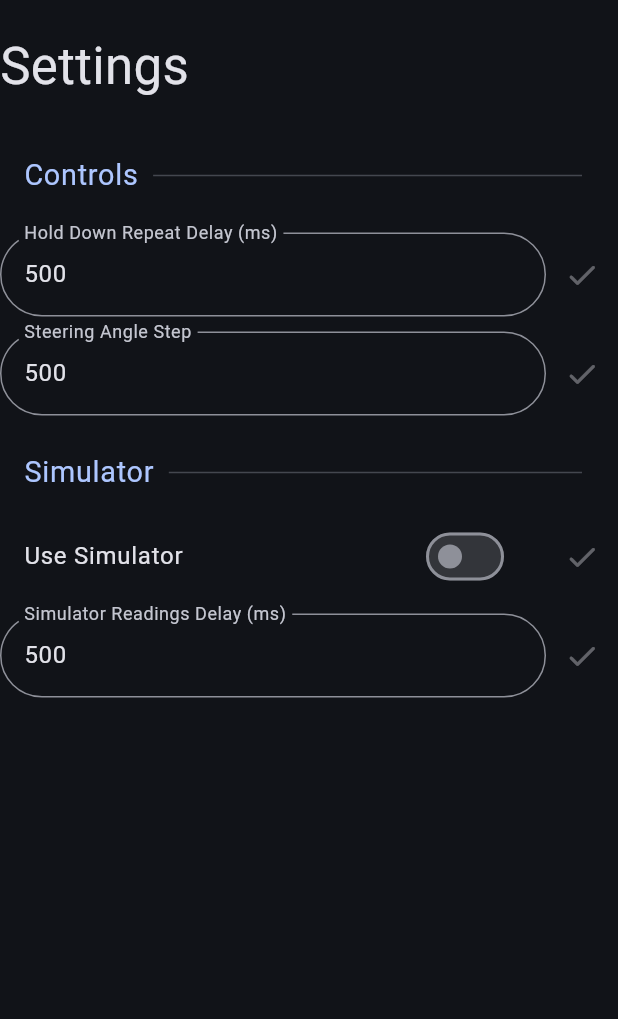
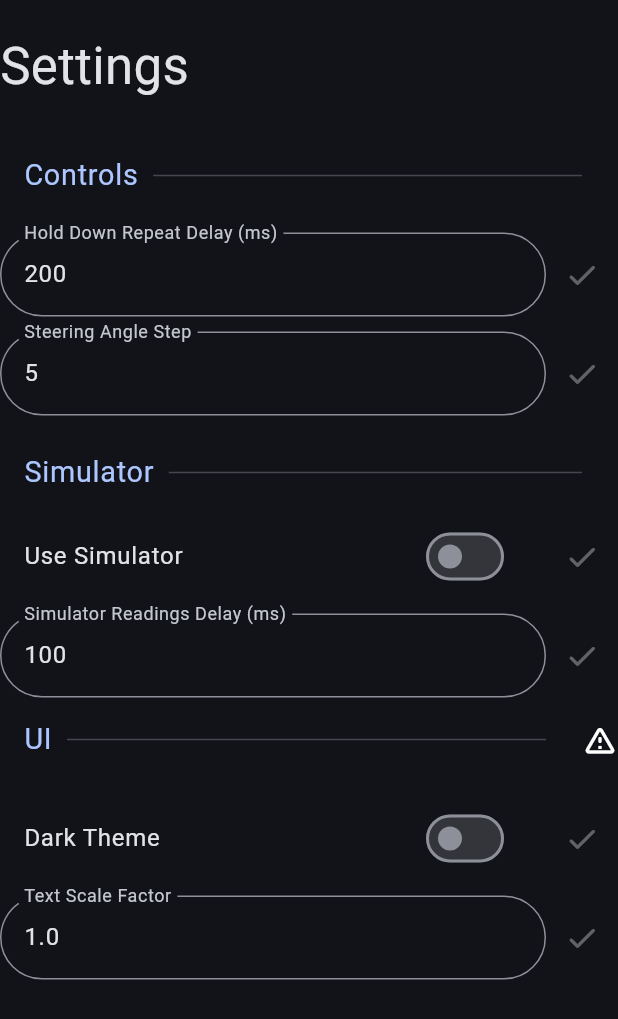
Before and after one commit to KhaledBasiony/vehigle_app, a Flutter app: the SettingsEditor widget shown alone on an empty page, opened directly, on a phone screen of 412 x 824 dp. Shown: the top 1019 px of the screen. Run offline on Flutter 3.47's test engine with Material 3 defaults, Android fonts, the phone set to English and light mode, and no system bars; our stand-ins replace flutter_riverpod, hive; missing offline and left inert: network_info_plus, wifi_info_plugin_plus; accounts and stored records are empty.

Commit message:
add ui settings

```diff
--- a/lib/common/db.dart
+++ b/lib/common/db.dart
@@ -37,3 +37,5 @@ const holdDownDelayKey = 'HoldDownDelay';
 const simulatorReadingsDelay = 'SimulatorDelay';
 const useSimulator = 'UseSimulator';
 const steeringAngleStep = 'SteeringAngleStep';
+const useLightTheme = 'UseLightTheme';
+const textScaleFactor = 'TextScaleFactor';
--- /dev/null
+++ b/lib/common/theme.dart
@@ -0,0 +1,19 @@
+import 'package:flutter/material.dart';
+import 'package:mobile_car_sim/common/db.dart';
+
+class AppTheme {
+  AppTheme._({required bool useLight}) : primaryColor = useLight ? Colors.lightBlue : Colors.blueAccent {
+    theme = ThemeData(
+      colorScheme: ColorScheme.fromSeed(
+        brightness: useLight ? Brightness.light : Brightness.dark,
+        seedColor: primaryColor,
+      ),
+    );
+  }
+
+  static AppTheme? _instance;
+  static AppTheme get instance => _instance ??= AppTheme._(useLight: Db.instance.read<bool>(useLightTheme) ?? false);
+
+  late final ThemeData theme;
+  final Color primaryColor;
+}
--- a/lib/main.dart
+++ b/lib/main.dart
@@ -1,9 +1,9 @@
 import 'package:flutter/material.dart';
 import 'package:flutter/services.dart';
-import 'package:flutter/widgets.dart';
 import 'package:flutter_riverpod/flutter_riverpod.dart';
 import 'package:mobile_car_sim/common/db.dart';
 import 'package:mobile_car_sim/common/shortcuts/actions.dart';
+import 'package:mobile_car_sim/common/theme.dart';
 import 'package:mobile_car_sim/pages/client/receiver.dart';
 import 'package:mobile_car_sim/pages/client/controls.dart';
 import 'package:mobile_car_sim/pages/connections/wifi.dart';
@@ -23,12 +23,14 @@ class ExampleApplication extends StatelessWidget {
   Widget build(BuildContext context) {
     return ProviderScope(
       child: MaterialApp(
-        theme: ThemeData(
-          colorScheme: ColorScheme.fromSeed(
-            brightness: Brightness.dark,
-            seedColor: Colors.blueAccent,
-          ),
-        ),
+        builder: (context, child) {
+          final MediaQueryData data = MediaQuery.of(context);
+          return MediaQuery(
+            data: data.copyWith(textScaler: TextScaler.linear(Db.instance.read<double>(textScaleFactor) ?? 1.0)),
+            child: child!,
+          );
+        },
+        theme: AppTheme.instance.theme,
         home: const MainPage(),
       ),
     );
--- a/lib/pages/client/controls.dart
+++ b/lib/pages/client/controls.dart
@@ -7,6 +7,7 @@ import 'package:flutter_riverpod/flutter_riverpod.dart';
 import 'package:mobile_car_sim/common/db.dart';
 import 'package:mobile_car_sim/common/provider.dart';
 import 'package:mobile_car_sim/common/shortcuts/actions.dart';
+import 'package:mobile_car_sim/common/theme.dart';
 import 'package:mobile_car_sim/models/client.dart';
 import 'package:mobile_car_sim/common/widgets.dart';
 import 'package:mobile_car_sim/models/simulator.dart';
@@ -62,6 +63,7 @@ class _ControlsCardState extends ConsumerState<ControlsCard> {
       final angle = ref.watch(wheelAngleProvider);
       return RichText(
         text: TextSpan(
+          style: TextStyle(color: AppTheme.instance.theme.colorScheme.onSurfaceVariant),
           text: 'Steering Angle: ',
           children: [
             TextSpan(
--- a/lib/pages/drawing/drawing.dart
+++ b/lib/pages/drawing/drawing.dart
@@ -6,6 +6,7 @@ import 'dart:ui';
 import 'package:flutter/material.dart';
 import 'package:flutter_riverpod/flutter_riverpod.dart';
 import 'package:mobile_car_sim/common/provider.dart';
+import 'package:mobile_car_sim/common/theme.dart';
 import 'package:mobile_car_sim/common/widgets.dart';
 import 'package:mobile_car_sim/models/car.dart';
 
@@ -319,7 +320,7 @@ class ParkingPainter extends CustomPainter {
         height: CarModel.instance.height * scale,
       ),
       paint ?? Paint()
-        ..color = Colors.lightBlue,
+        ..color = AppTheme.instance.primaryColor,
     );
   }
 
@@ -380,7 +381,7 @@ class MapPainter extends CustomPainter {
   void paint(Canvas canvas, Size size) {
     final paint = Paint();
 
-    const baseColor = Colors.white70;
+    final baseColor = AppTheme.instance.theme.colorScheme.onBackground;
     paint.color = baseColor;
 
     // Iterate over history elements.
--- a/lib/pages/settings.dart
+++ b/lib/pages/settings.dart
@@ -1,6 +1,7 @@
 import 'package:flutter/material.dart';
 import 'package:flutter_riverpod/flutter_riverpod.dart';
 import 'package:mobile_car_sim/common/db.dart';
+import 'package:mobile_car_sim/common/theme.dart';
 import 'package:mobile_car_sim/common/widgets.dart';
 
 class SettingsEditor extends StatelessWidget {
@@ -8,28 +9,55 @@ class SettingsEditor extends StatelessWidget {
 
   @override
   Widget build(BuildContext context) {
-    final holdDownRepeatDelayField = _TextConfig(
+    final holdDownRepeatDelayField = _TextConfig<int>(
       labelText: 'Hold Down Repeat Delay (ms)',
       dbKey: holdDownDelayKey,
       isChangedProvider: _holdDownChangedProvider,
+      valueParser: int.parse,
+      initialValue: 200,
     );
 
-    final simulatorReceiveIntervalField = _TextConfig(
+    final simulatorReceiveIntervalField = _TextConfig<int>(
       labelText: 'Simulator Readings Delay (ms)',
       dbKey: simulatorReadingsDelay,
       isChangedProvider: _simulatorDelayChangedProvider,
+      valueParser: int.parse,
+      initialValue: 100,
     );
 
-    final steeringAngleStepField = _TextConfig(
+    final steeringAngleStepField = _TextConfig<int>(
       labelText: 'Steering Angle Step',
       dbKey: steeringAngleStep,
       isChangedProvider: _steeringAngleChangedProvider,
+      valueParser: int.parse,
+      initialValue: 5,
     );
 
     final useSimulatorSwitcher = _SwitchConfig(
       labelText: 'Use Simulator',
       dbKey: useSimulator,
       isChangedProvider: _useSimulatorChangedProvider,
+    );
+
+    const uiTooltipViewer = Tooltip(
+      message: 'UI Changes may need the application to restart',
+      child: Icon(Icons.warning_amber_rounded),
+    );
+
+    final themeSwitcher = _SwitchConfig(
+      labelText: 'Theme',
+      offText: 'Dark Theme',
+      onText: 'Light Theme',
+      dbKey: useLightTheme,
+      isChangedProvider: _useLightThemeProvider,
+    );
+
+    final textScaleField = _TextConfig<double>(
+      labelText: 'Text Scale Factor',
+      dbKey: textScaleFactor,
+      isChangedProvider: _textScaleChangedProvider,
+      valueParser: (text) => double.parse(text),
+      initialValue: 1.0,
     );
 
     return SingleChildScrollView(
@@ -58,6 +86,16 @@ class SettingsEditor extends StatelessWidget {
           useSimulatorSwitcher,
           const SizedBox(height: 10),
           simulatorReceiveIntervalField,
+          const Row(
+            children: [
+              Expanded(child: _SectionDivider(title: 'UI')),
+              uiTooltipViewer,
+            ],
+          ),
+          const SizedBox(height: 10),
+          themeSwitcher,
+          const SizedBox(height: 10),
+          textScaleField,
         ],
       ),
     );
@@ -90,46 +128,51 @@ class _SectionDivider extends StatelessWidget {
   }
 }
 
-class _TextConfig extends ConsumerStatefulWidget {
+class _TextConfig<T> extends ConsumerStatefulWidget {
   const _TextConfig({
     required this.labelText,
     required this.dbKey,
     required this.isChangedProvider,
+    required this.valueParser,
+    required this.initialValue,
   });
 
   final String labelText;
   final String dbKey;
   final StateProvider<bool> isChangedProvider;
+  final T Function(String text) valueParser;
+  final T initialValue;
 
   @override
-  ConsumerState<_TextConfig> createState() => __TextConfigState();
+  ConsumerState<_TextConfig> createState() => __TextConfigState<T>();
 }
 
-class __TextConfigState extends ConsumerState<_TextConfig> {
+class __TextConfigState<T> extends ConsumerState<_TextConfig> {
   late String _initValue;
-  late final TextEditingController _delayController;
+  late final TextEditingController _controller;
 
   @override
   void initState() {
     super.initState();
 
-    _initValue = (Db.instance.read<int>(widget.dbKey) ?? 500).toString();
-    _delayController = TextEditingController(text: _initValue);
-    _delayController.addListener(() {
-      ref.read(widget.isChangedProvider.notifier).state = _delayController.text != _initValue;
+    _initValue = (Db.instance.read<T>(widget.dbKey) ?? widget.initialValue).toString();
+    _controller = TextEditingController(text: _initValue);
+    _controller.addListener(() {
+      ref.read(widget.isChangedProvider.notifier).state = _controller.text != _initValue;
     });
   }
 
   @override
   void dispose() {
-    _delayController.dispose();
+    _controller.dispose();
     super.dispose();
   }
 
   void _save() async {
-    await Db.instance.write(widget.dbKey, int.parse(_delayController.text));
+    final newValue = widget.valueParser(_controller.text);
+    await Db.instance.write(widget.dbKey, newValue);
     ref.read(widget.isChangedProvider.notifier).state = false;
-    _initValue = _delayController.text;
+    _initValue = _controller.text;
   }
 
   @override
@@ -139,11 +182,11 @@ class __TextConfigState extends ConsumerState<_TextConfig> {
         Expanded(
           child: RoundedTextField(
             text: widget.labelText,
-            controller: _delayController,
+            controller: _controller,
           ),
         ),
         IconButton(
-          color: Colors.greenAccent,
+          color: AppTheme.instance.theme.brightness == Brightness.dark ? Colors.greenAccent : Colors.green,
           onPressed: ref.watch(widget.isChangedProvider) ? _save : null,
           icon: const Icon(Icons.check_rounded),
         ),
@@ -157,9 +200,13 @@ class _SwitchConfig extends ConsumerStatefulWidget {
     required this.labelText,
     required this.dbKey,
     required this.isChangedProvider,
+    this.offText,
+    this.onText,
   });
 
   final String labelText;
+  final String? offText;
+  final String? onText;
   final String dbKey;
   final StateProvider<bool> isChangedProvider;
 
@@ -190,7 +237,9 @@ class __SwitchConfigState extends ConsumerState<_SwitchConfig> {
       children: [
         Expanded(
           child: SwitchListTile(
-            title: Text(widget.labelText),
+            title: Text(
+              _currentValue ? widget.onText ?? widget.labelText : widget.offText ?? widget.labelText,
+            ),
             value: _currentValue,
             onChanged: (value) {
               setState(() {
@@ -201,7 +250,7 @@ class __SwitchConfigState extends ConsumerState<_SwitchConfig> {
           ),
         ),
         IconButton(
-          color: Colors.greenAccent,
+          color: AppTheme.instance.theme.brightness == Brightness.dark ? Colors.greenAccent : Colors.green,
           onPressed: ref.watch(widget.isChangedProvider) ? _save : null,
           icon: const Icon(Icons.check_rounded),
         ),
@@ -217,3 +266,7 @@ final _simulatorDelayChangedProvider = StateProvider<bool>((ref) => false);
 final _useSimulatorChangedProvider = StateProvider<bool>((ref) => false);
 
 final _steeringAngleChangedProvider = StateProvider<bool>((ref) => false);
+
+final _useLightThemeProvider = StateProvider<bool>((ref) => false);
+
+final _textScaleChangedProvider = StateProvider<bool>((ref) => false);
```
